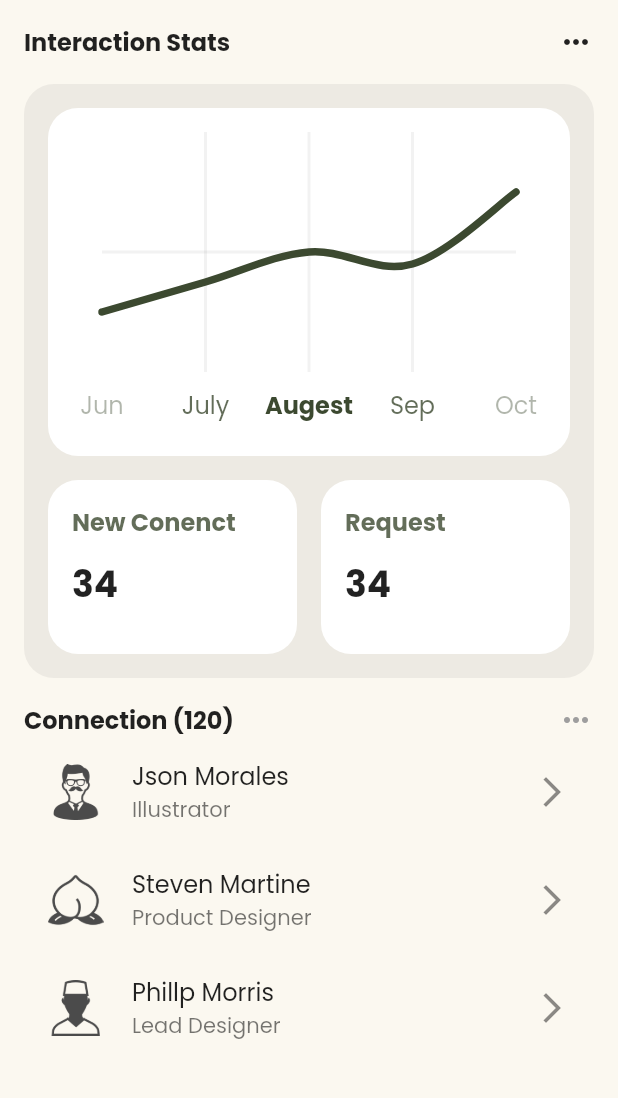
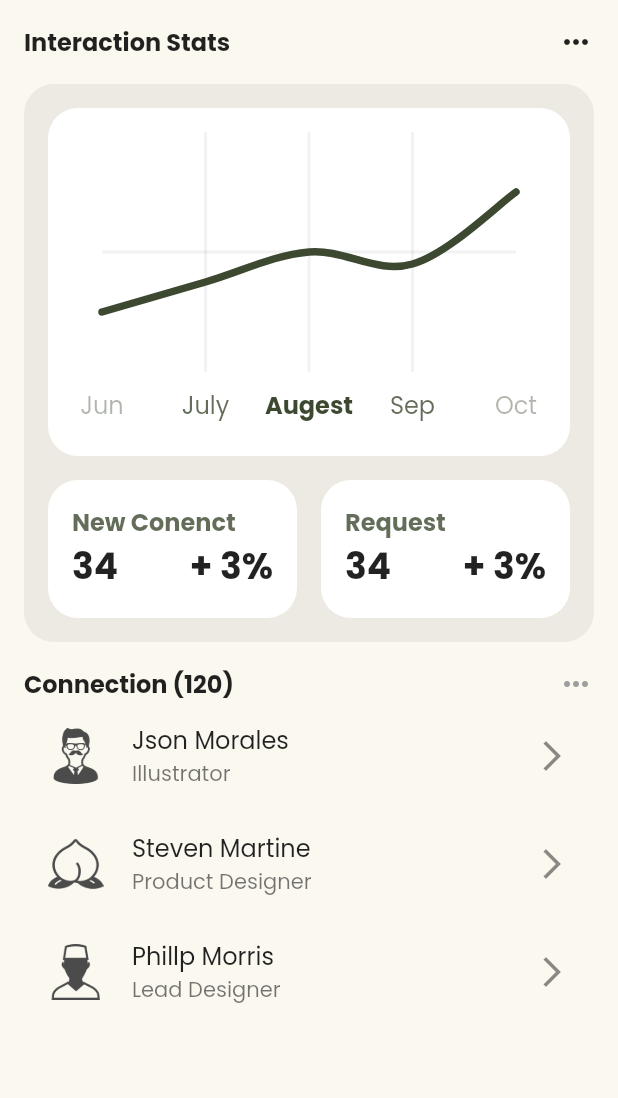
Before and after one commit to tadakun8/social_networking_and_forum_mobile_app_clone, a Flutter app: the ConnectionScreen screen opened directly, on a phone screen of 412 x 824 dp, the part 126-1224 px from its top. Run offline on Flutter 3.47's test engine with Material 2 defaults, Android fonts, the phone set to English and light mode, and no system bars; drawn by our look-alikes of fl_chart; our stand-ins replace carousel_slider, google_fonts, google_nav_bar, table_calendar; missing offline and left inert: flutter_image_stack.

Commit message:
feat: Add stat percantage

```diff
--- a/lib/screens/connection/components/interaction_stats.dart
+++ b/lib/screens/connection/components/interaction_stats.dart
@@ -75,6 +75,7 @@ class InteractionStats extends StatelessWidget {
                                     fontWeight: FontWeight.bold),
                           ),
                           Row(
+                            mainAxisAlignment: MainAxisAlignment.spaceBetween,
                             children: [
                               Text(
                                 "34",
@@ -83,10 +84,13 @@ class InteractionStats extends StatelessWidget {
                                     .headline5!
                                     .copyWith(fontWeight: FontWeight.bold),
                               ),
-                              const SizedBox(
-                                height: 60,
-                                width: 60,
-                              )
+                              Text(
+                                "+ 3%",
+                                style: Theme.of(context)
+                                    .textTheme
+                                    .headline5!
+                                    .copyWith(fontWeight: FontWeight.bold),
+                              ),
                             ],
                           )
                         ],
@@ -116,6 +120,7 @@ class InteractionStats extends StatelessWidget {
                                     fontWeight: FontWeight.bold),
                           ),
                           Row(
+                            mainAxisAlignment: MainAxisAlignment.spaceBetween,
                             children: [
                               Text(
                                 "34",
@@ -124,10 +129,13 @@ class InteractionStats extends StatelessWidget {
                                     .headline5!
                                     .copyWith(fontWeight: FontWeight.bold),
                               ),
-                              const SizedBox(
-                                height: 60,
-                                width: 60,
-                              )
+                              Text(
+                                "+ 3%",
+                                style: Theme.of(context)
+                                    .textTheme
+                                    .headline5!
+                                    .copyWith(fontWeight: FontWeight.bold),
+                              ),
                             ],
                           )
                         ],
```
